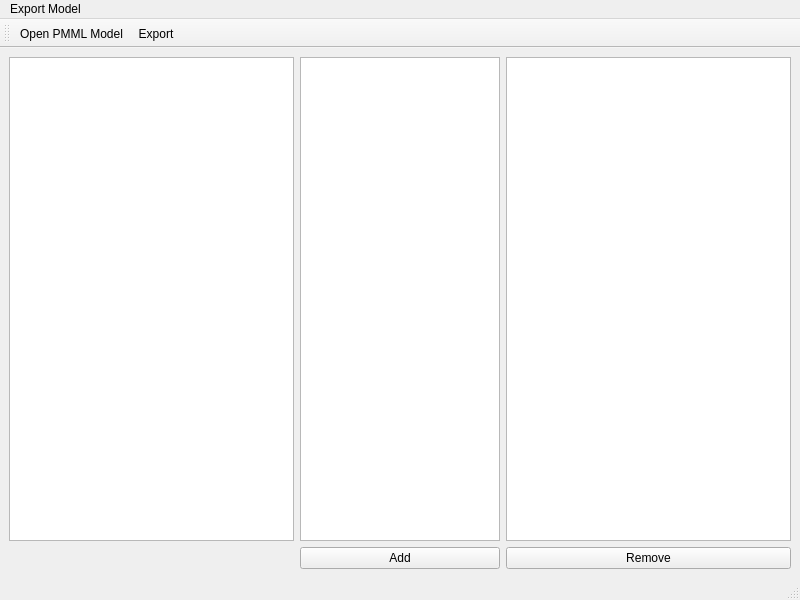
Qt form app/mainwindow.ui (ThreatMetrix/Pamplemousse) before a commit.
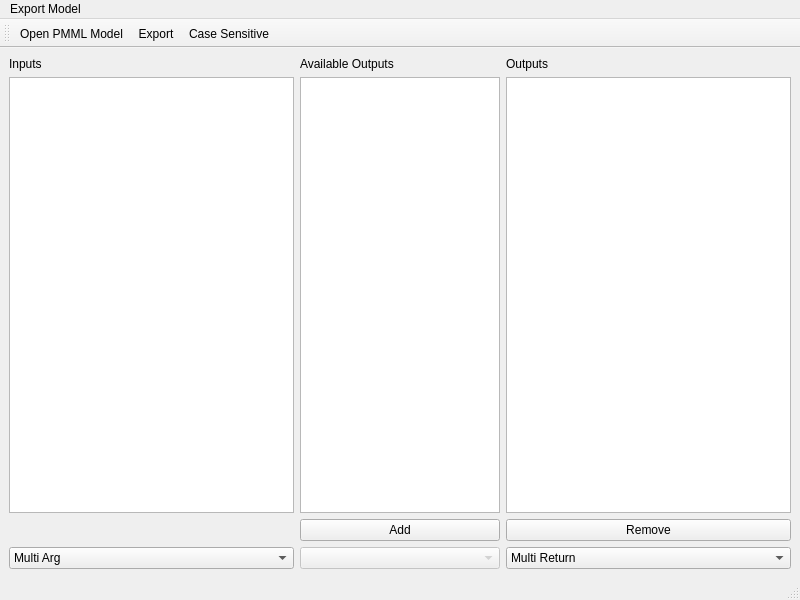
The same form after that commit. Custom widgets are drawn as their Qt base class.

```diff
--- a/app/mainwindow.ui
+++ b/app/mainwindow.ui
@@ -15,7 +15,50 @@
   </property>
   <widget class="QWidget" name="centralwidget">
    <layout class="QGridLayout" name="gridLayout_3">
-    <item row="0" column="2">
+    <item row="3" column="2">
+     <widget class="QComboBox" name="outputMode">
+      <item>
+       <property name="text">
+        <string>Multi Return</string>
+       </property>
+      </item>
+      <item>
+       <property name="text">
+        <string>Table</string>
+       </property>
+      </item>
+     </widget>
+    </item>
+    <item row="2" column="1">
+     <widget class="QPushButton" name="addButton">
+      <property name="text">
+       <string>Add</string>
+      </property>
+     </widget>
+    </item>
+    <item row="1" column="0">
+     <widget class="QTableView" name="input_list">
+      <property name="showDropIndicator" stdset="0">
+       <bool>false</bool>
+      </property>
+      <property name="dragEnabled">
+       <bool>false</bool>
+      </property>
+      <property name="dragDropOverwriteMode">
+       <bool>false</bool>
+      </property>
+      <property name="dragDropMode">
+       <enum>QAbstractItemView::NoDragDrop</enum>
+      </property>
+      <property name="defaultDropAction">
+       <enum>Qt::MoveAction</enum>
+      </property>
+      <attribute name="horizontalHeaderStretchLastSection">
+       <bool>true</bool>
+      </attribute>
+     </widget>
+    </item>
+    <item row="1" column="2">
      <widget class="QTableView" name="script_outputs">
       <property name="acceptDrops">
        <bool>true</bool>
@@ -45,11 +88,11 @@
        <bool>true</bool>
       </attribute>
       <attribute name="verticalHeaderVisible">
-       <bool>true</bool>
+       <bool>false</bool>
       </attribute>
      </widget>
     </item>
-    <item row="0" column="1">
+    <item row="1" column="1">
      <widget class="OutputsList" name="model_outputs">
       <property name="sizePolicy">
        <sizepolicy hsizetype="Expanding" vsizetype="Expanding">
@@ -71,33 +114,7 @@
       </property>
      </widget>
     </item>
-    <item row="1" column="1">
-     <widget class="QPushButton" name="addButton">
-      <property name="text">
-       <string>Add</string>
-      </property>
-     </widget>
-    </item>
-    <item row="0" column="0">
-     <widget class="QTableView" name="input_list">
-      <property name="showDropIndicator" stdset="0">
-       <bool>false</bool>
-      </property>
-      <property name="dragEnabled">
-       <bool>false</bool>
-      </property>
-      <property name="dragDropOverwriteMode">
-       <bool>false</bool>
-      </property>
-      <property name="dragDropMode">
-       <enum>QAbstractItemView::NoDragDrop</enum>
-      </property>
-      <property name="defaultDropAction">
-       <enum>Qt::MoveAction</enum>
-      </property>
-     </widget>
-    </item>
-    <item row="1" column="2">
+    <item row="2" column="2">
      <widget class="QPushButton" name="removeButton">
       <property name="autoFillBackground">
        <bool>false</bool>
@@ -107,6 +124,48 @@
       </property>
      </widget>
     </item>
+    <item row="3" column="0">
+     <widget class="QComboBox" name="inputMode">
+      <item>
+       <property name="text">
+        <string>Multi Arg</string>
+       </property>
+      </item>
+      <item>
+       <property name="text">
+        <string>Table</string>
+       </property>
+      </item>
+     </widget>
+    </item>
+    <item row="0" column="0">
+     <widget class="QLabel" name="label">
+      <property name="text">
+       <string>Inputs</string>
+      </property>
+     </widget>
+    </item>
+    <item row="0" column="1">
+     <widget class="QLabel" name="label_2">
+      <property name="text">
+       <string>Available Outputs</string>
+      </property>
+     </widget>
+    </item>
+    <item row="0" column="2">
+     <widget class="QLabel" name="label_3">
+      <property name="text">
+       <string>Outputs</string>
+      </property>
+     </widget>
+    </item>
+    <item row="3" column="1">
+     <widget class="QComboBox" name="neurons">
+      <property name="enabled">
+       <bool>false</bool>
+      </property>
+     </widget>
+    </item>
    </layout>
   </widget>
   <widget class="QMenuBar" name="menubar">
@@ -141,6 +200,7 @@
    </attribute>
    <addaction name="actionOpen"/>
    <addaction name="actionExport"/>
+   <addaction name="actionCase_Insensitive"/>
   </widget>
   <action name="actionOpen">
    <property name="text">
@@ -157,6 +217,14 @@
     <string>E&amp;xport</string>
    </property>
   </action>
+  <action name="actionCase_Insensitive">
+   <property name="checkable">
+    <bool>true</bool>
+   </property>
+   <property name="text">
+    <string>Case Sensitive</string>
+   </property>
+  </action>
  </widget>
  <customwidgets>
   <customwidget>
```
Left out of the diff: 2 changed lines with no effect on the pictures.
